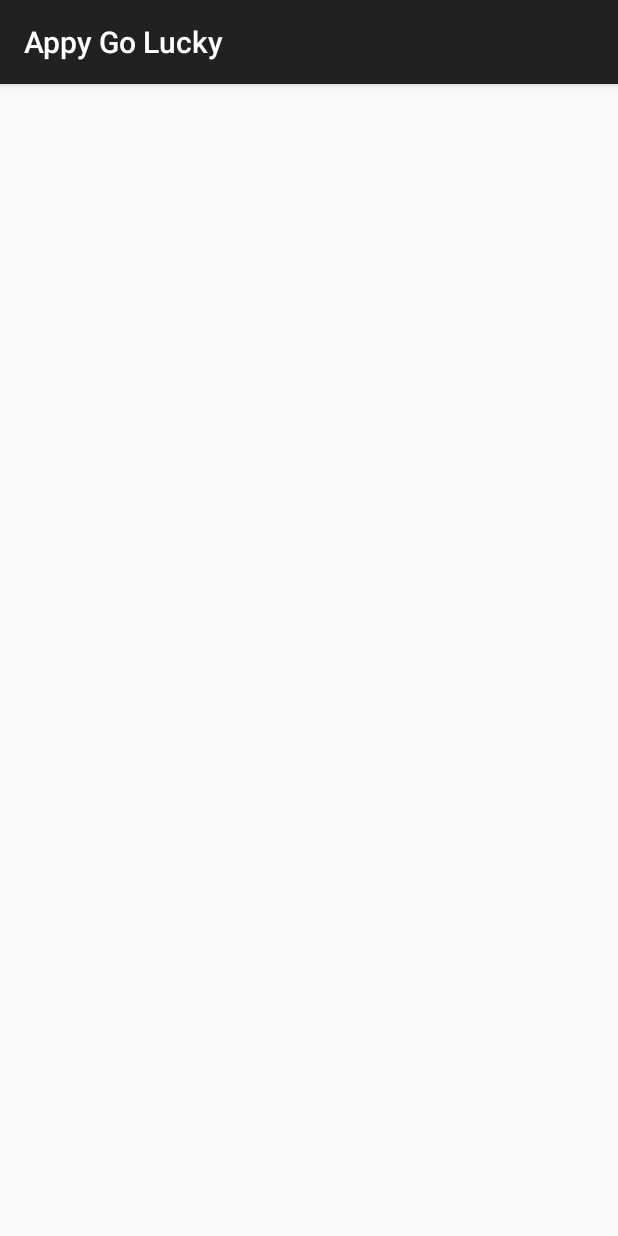
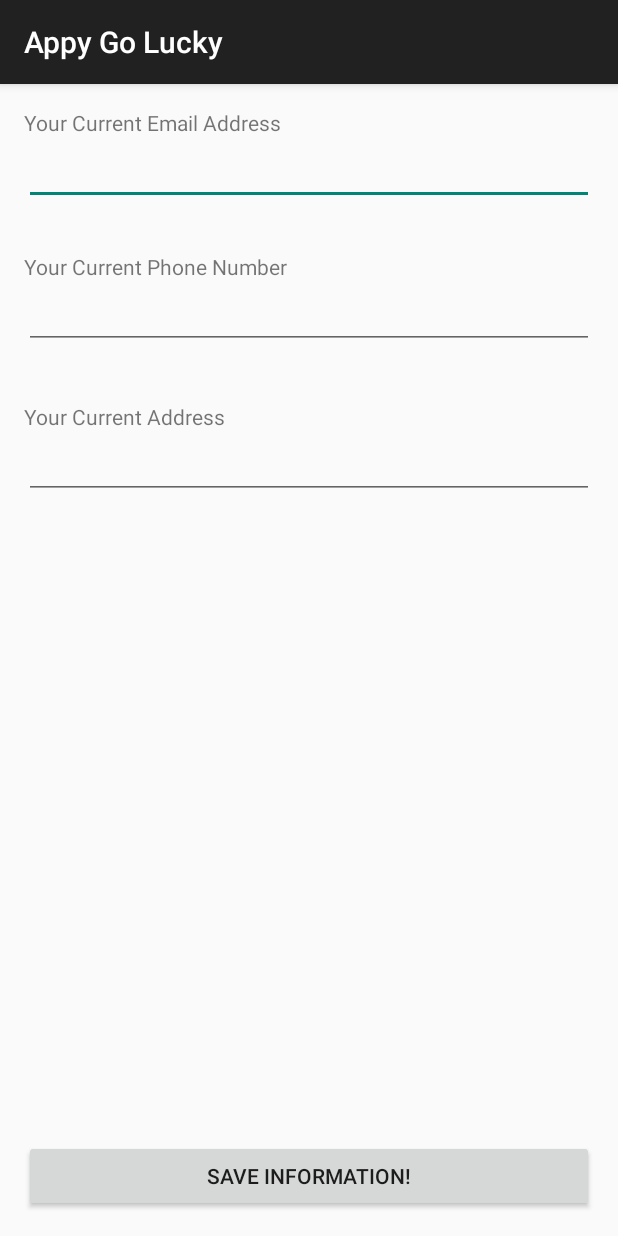
Before and after one commit to erichsueh/CMPUT301F16T03-D01, an Android app: the EditProfile screen opened directly, with no data from a screen before it, on a phone screen of 412 x 824 dp. Run offline under Robolectric (Android 15) with nearby library versions, the phone set to English and light mode, and no system bars.

Commit message:
Final edit for tonight, going to bed, added Edit Profile Stuff, will finish it tomorrow

```diff
--- a/app/src/main/java/com/example/ehsueh/appygolucky/EditProfile.java
+++ b/app/src/main/java/com/example/ehsueh/appygolucky/EditProfile.java
@@ -1,7 +1,9 @@
 package com.example.ehsueh.appygolucky;
 
+import android.content.Intent;
 import android.support.v7.app.ActionBarActivity;
 import android.os.Bundle;
+import android.view.View;
 
 public class EditProfile extends ActionBarActivity {
 
@@ -10,4 +12,8 @@ public class EditProfile extends ActionBarActivity {
         super.onCreate(savedInstanceState);
         setContentView(R.layout.activity_edit_profile);
     }
+
+    public void AddRequest(View view) {
+        finish();
+    }
 }
--- a/app/src/main/res/layout/activity_edit_profile.xml
+++ b/app/src/main/res/layout/activity_edit_profile.xml
@@ -10,4 +10,70 @@
     android:paddingTop="@dimen/activity_vertical_margin"
     tools:context="com.example.ehsueh.appygolucky.EditProfile">
 
+    <TextView
+        android:text="Your Current Email Address"
+        android:layout_width="wrap_content"
+        android:layout_height="wrap_content"
+        android:layout_alignParentTop="true"
+        android:layout_alignParentStart="true"
+        android:id="@+id/textView8" />
+
+    <EditText
+        android:layout_width="wrap_content"
+        android:layout_height="wrap_content"
+        android:inputType="textEmailAddress"
+        android:ems="10"
+        android:layout_below="@+id/textView8"
+        android:layout_alignParentStart="true"
+        android:id="@+id/editText3"
+        android:layout_alignParentEnd="true" />
+
+    <TextView
+        android:text="Your Current Phone Number"
+        android:layout_width="wrap_content"
+        android:layout_height="wrap_content"
+        android:layout_below="@+id/editText3"
+        android:layout_alignParentStart="true"
+        android:layout_marginTop="31dp"
+        android:id="@+id/PhoneNumber" />
+
+    <EditText
+        android:layout_width="wrap_content"
+        android:layout_height="wrap_content"
+        android:inputType="phone"
+        android:ems="10"
+        android:layout_below="@+id/PhoneNumber"
+        android:layout_alignParentStart="true"
+        android:id="@+id/editText4"
+        android:layout_alignParentEnd="true" />
+
+    <TextView
+        android:text="Your Current Address"
+        android:layout_width="wrap_content"
+        android:layout_height="wrap_content"
+        android:layout_below="@+id/editText4"
+        android:layout_alignParentStart="true"
+        android:layout_marginTop="35dp"
+        android:id="@+id/textView10" />
+
+    <EditText
+        android:layout_width="wrap_content"
+        android:layout_height="wrap_content"
+        android:inputType="textPostalAddress"
+        android:ems="10"
+        android:layout_below="@+id/textView10"
+        android:layout_alignParentStart="true"
+        android:id="@+id/editText5"
+        android:layout_alignParentEnd="true" />
+
+    <Button
+        android:text="Save Information!"
+        android:layout_width="wrap_content"
+        android:layout_height="wrap_content"
+        android:id="@+id/button"
+        android:layout_alignParentBottom="true"
+        android:layout_alignParentEnd="true"
+        android:layout_alignParentStart="true"
+        android:onClick="SaveEdits"/>
+
 </RelativeLayout>
```
